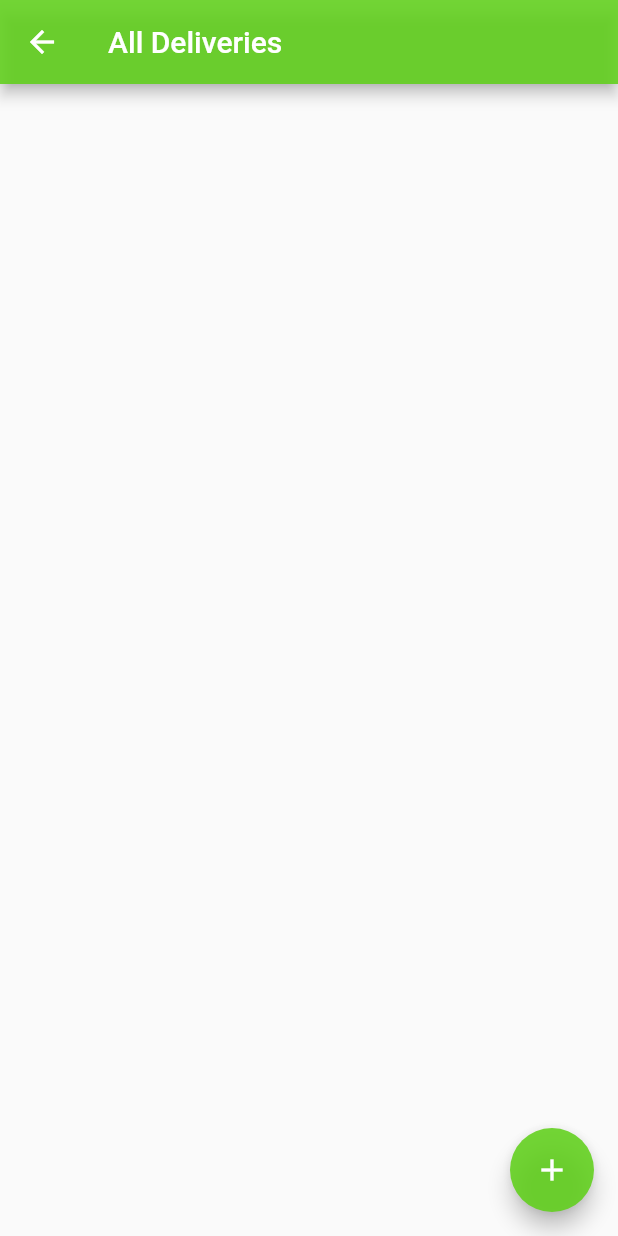
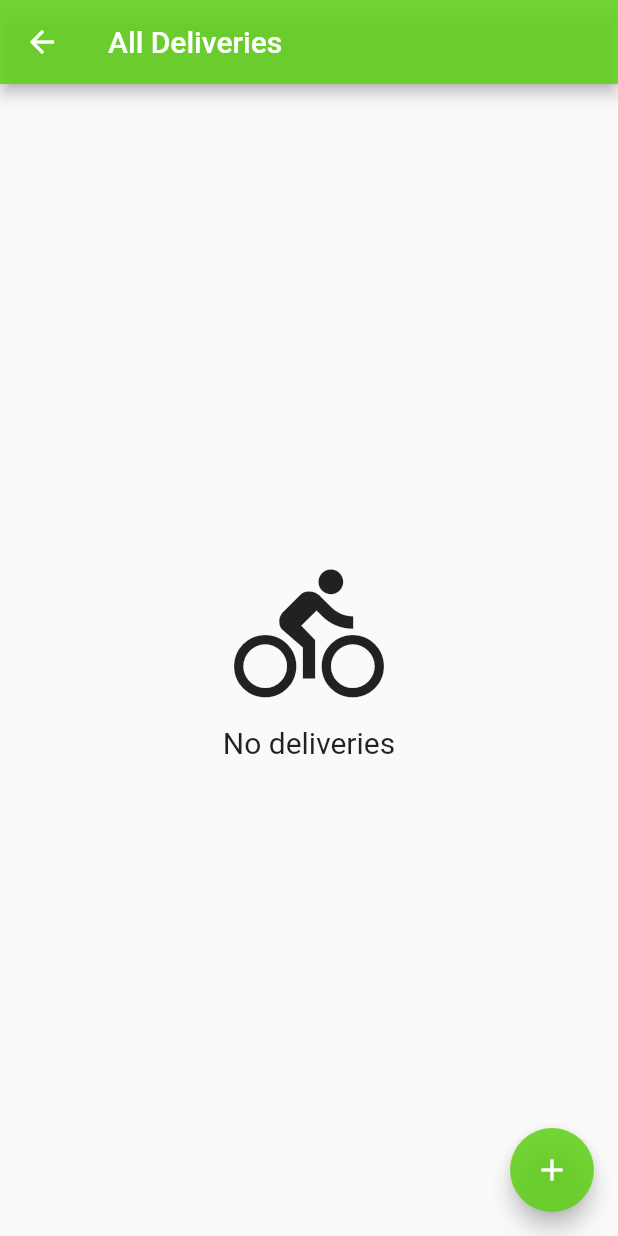
Before and after one commit to JovanSl/Cargo-Bike, a Flutter app: the MainScreen screen opened directly, on a phone screen of 412 x 824 dp. Run offline on Flutter 3.47's test engine with Material 2 defaults, Android fonts, the phone set to English and light mode, and no system bars; our stand-ins replace bloc, cloud_firestore, equatable, firebase_auth, firebase_core, firebase_storage and 3 more; accounts and stored records are empty; generated files the repository leaves out were written again; project files that could hold a hidden picture were left out.

Commit message:
clear list of deliveries when new user logins, list now filtered per user

```diff
--- a/lib/src/features/main/bloc/main_list_bloc.dart
+++ b/lib/src/features/main/bloc/main_list_bloc.dart
@@ -2,6 +2,7 @@ import 'dart:async';
 
 import 'package:bloc/bloc.dart';
 import 'package:cargo_bike/src/models/delivery.dart';
+import 'package:cargo_bike/src/repositories/auth_repository.dart';
 import 'package:cargo_bike/src/repositories/delivery_repository.dart';
 import 'package:equatable/equatable.dart';
 
@@ -10,17 +11,31 @@ part 'main_list_state.dart';
 
 class MainListBloc extends Bloc<MainListEvent, MainListState> {
   final DeliveryRepository repository;
-  MainListBloc({required this.repository}) : super(MainListInitial()) {
-    on<GetAllOrders>(_getOrders);
+  final AuthRepository auth;
+  MainListBloc({required this.auth, required this.repository})
+      : super(MainListInitial()) {
+    on<GetAllDeliveries>(_getDeliveries);
   }
 
-  FutureOr<void> _getOrders(event, Emitter<MainListState> emit) async {
-    emit(AllOrdersLoadingState());
+  FutureOr<void> _getDeliveries(event, Emitter<MainListState> emit) async {
+    emit(AllDeliveriesLoadingState());
+    List<Delivery> myDeliveries = [];
+    var userId = await auth.getUserId();
     try {
-      List<Delivery> _orders = await repository.getDeliveries();
-      emit(AllOrdersState(order: _orders));
+      List<Delivery> deliveries = await repository.getDeliveries();
+
+      for (var element in deliveries) {
+        if (element.userId == userId) {
+          myDeliveries.add(element);
+        }
+      }
+      if (myDeliveries.isEmpty) {
+        emit(NoDeliveriesState());
+      } else {
+        emit(AllDeliveriesState(delivery: myDeliveries));
+      }
     } catch (e) {
-      emit(const AllOrdersErrorState(error: 'An Error occured'));
+      emit(const AllDeliveriesErrorState(error: 'An Error occured'));
     }
   }
 }
--- a/lib/src/features/main/bloc/main_list_event.dart
+++ b/lib/src/features/main/bloc/main_list_event.dart
@@ -7,4 +7,4 @@ abstract class MainListEvent extends Equatable {
   List<Object> get props => [];
 }
 
-class GetAllOrders extends MainListEvent {}
+class GetAllDeliveries extends MainListEvent {}
--- a/lib/src/features/main/bloc/main_list_state.dart
+++ b/lib/src/features/main/bloc/main_list_state.dart
@@ -9,16 +9,18 @@ abstract class MainListState extends Equatable {
 
 class MainListInitial extends MainListState {}
 
-class AllOrdersState extends MainListState {
-  final List<Delivery> order;
+class AllDeliveriesState extends MainListState {
+  final List<Delivery> delivery;
 
-  const AllOrdersState({required this.order});
+  const AllDeliveriesState({required this.delivery});
 }
 
-class AllOrdersErrorState extends MainListState {
+class AllDeliveriesErrorState extends MainListState {
   final String error;
 
-  const AllOrdersErrorState({required this.error});
+  const AllDeliveriesErrorState({required this.error});
 }
 
-class AllOrdersLoadingState extends MainListState {}
+class AllDeliveriesLoadingState extends MainListState {}
+
+class NoDeliveriesState extends MainListState {}
--- /dev/null
+++ b/lib/src/features/main/components/empty_delivery_list.dart
@@ -0,0 +1,27 @@
+import 'package:flutter/material.dart';
+import 'package:flutter_gen/gen_l10n/app_localizations.dart';
+
+class EmptyDeliveryList extends StatelessWidget {
+  const EmptyDeliveryList({Key? key}) : super(key: key);
+
+  @override
+  Widget build(BuildContext context) {
+    return Center(
+        child: Column(
+      mainAxisAlignment: MainAxisAlignment.center,
+      children: <Widget>[
+        const Icon(
+          Icons.directions_bike,
+          size: 100,
+        ),
+        const SizedBox(
+          height: 10,
+        ),
+        Text(
+          AppLocalizations.of(context)!.noDeliveries,
+          style: const TextStyle(fontSize: 20),
+        )
+      ],
+    ));
+  }
+}
--- a/lib/src/features/main/main_screen.dart
+++ b/lib/src/features/main/main_screen.dart
@@ -1,13 +1,15 @@
 import 'package:cargo_bike/src/constants/colors.dart';
 import 'package:cargo_bike/src/features/main/bloc/main_list_bloc.dart';
 import 'package:cargo_bike/src/features/new_delivery/new_order_screen.dart';
+import 'package:cargo_bike/src/features/settings/bloc/settings_bloc.dart';
 import 'package:flutter/material.dart';
 import 'package:flutter_bloc/flutter_bloc.dart';
 import 'package:flutter_gen/gen_l10n/app_localizations.dart';
 
 import '../../components/progress_indicator.dart';
 import '../new_delivery/bloc/new_delivery_bloc.dart';
-import 'components/order_list_tile.dart';
+import 'components/delivery_list_tile.dart';
+import 'components/empty_delivery_list.dart';
 
 class MainScreen extends StatelessWidget {
   const MainScreen({Key? key}) : super(key: key);
@@ -25,21 +27,27 @@ class MainScreen extends StatelessWidget {
             ScaffoldMessenger.of(context).showSnackBar(SnackBar(
                 content: Text(AppLocalizations.of(context)!
                     .successfullyCreatedDelivery)));
-            context.read<MainListBloc>().add(GetAllOrders());
+            context.read<MainListBloc>().add(GetAllDeliveries());
+          }
+          if (state is UserLoadedState) {
+            context.read<MainListBloc>().add(GetAllDeliveries());
           }
         },
         child: BlocBuilder<MainListBloc, MainListState>(
           builder: ((context, state) {
-            if (state is AllOrdersLoadingState) {
+            if (state is AllDeliveriesLoadingState) {
               return const CargoBikeProgressIndicator();
             }
-            if (state is AllOrdersState) {
+            if (state is NoDeliveriesState) {
+              return const EmptyDeliveryList();
+            }
+            if (state is AllDeliveriesState) {
               return Padding(
                 padding: const EdgeInsets.only(top: 20),
                 child: ListView.builder(
-                  itemCount: state.order.length,
+                  itemCount: state.delivery.length,
                   itemBuilder: (BuildContext context, int index) =>
-                      DeliveryListTile(delivery: state.order[index]),
+                      DeliveryListTile(delivery: state.delivery[index]),
                 ),
               );
             } else {
--- a/lib/src/localization/app_en.arb
+++ b/lib/src/localization/app_en.arb
@@ -32,5 +32,6 @@
   "camera":"Camera",
   "lastName":"Last Name",
   "submit":"Submit",
-  "userInfoSaveSuccess":"Successfuly saved user info!"
+  "userInfoSaveSuccess":"Successfuly saved user info!",
+  "noDeliveries":"No deliveries"
 }
--- a/lib/src/localization/app_sr.arb
+++ b/lib/src/localization/app_sr.arb
@@ -31,5 +31,6 @@
   "camera":"Kamera",
   "lastName":"Prezime",
   "submit":"Sačuvaj",
-  "userInfoSaveSuccess":"Promene uspešno sačuvane!"
+  "userInfoSaveSuccess":"Promene uspešno sačuvane!",
+  "noDeliveries":"Trenutno nemate ni jednu isporuku"
 }
--- a/lib/src/models/delivery.dart
+++ b/lib/src/models/delivery.dart
@@ -20,7 +20,7 @@ class Delivery {
         userId: json['userId'],
         sender: Sender.fromMap(json["sender"]),
         recipient: Recipient.fromMap(json["recipient"]),
-        courier: Courier.fromMap(json["courier"]),
+        courier: Courier?.fromMap(json["courier"]),
       );
 
   factory Delivery.fromSnapshot(DocumentSnapshot snapshot) {
@@ -28,7 +28,9 @@ class Delivery {
       userId: snapshot['userId'],
       sender: Sender.fromMap(snapshot["sender"]),
       recipient: Recipient.fromMap(snapshot["recipient"]),
-      courier: Courier.fromMap(snapshot["courier"]),
+      courier: snapshot["courier"] != null
+          ? Courier?.fromMap(snapshot["courier"])
+          : Courier(firstName: '', lastName: '', phone: '', email: ''),
     );
   }
   factory Delivery.fromJson(Map<String, dynamic> json) {
@@ -36,7 +38,7 @@ class Delivery {
       userId: json['userId'],
       sender: json['sender'],
       recipient: json['recipient'],
-      courier: json['courier'],
+      courier: json['courier']!,
     );
   }
   Map<String, dynamic> toJson() {
--- a/lib/src/repositories/auth_repository.dart
+++ b/lib/src/repositories/auth_repository.dart
@@ -28,6 +28,10 @@ class AuthRepository {
 
   Future<void> signOut() async {
     await auth.signOut();
+  }
+
+  Future<String> getUserId() async {
+    return FirebaseAuth.instance.currentUser!.uid;
   }
 
   Future<bool> isSignedIn() async {
--- a/lib/src/repositories/delivery_repository.dart
+++ b/lib/src/repositories/delivery_repository.dart
@@ -6,7 +6,7 @@ import '../models/recipient.dart';
 import '../models/sender.dart';
 
 class DeliveryRepository {
-  final _deliveries = FirebaseFirestore.instance.collection('orders');
+  final _deliveries = FirebaseFirestore.instance.collection('deliveries');
   final _user = FirebaseAuth.instance.currentUser!.uid;
 
   Future<void> addDelivery(Sender sender, Recipient recipient) {
@@ -17,6 +17,10 @@ class DeliveryRepository {
 
   Future<List<Delivery>> getDeliveries() async {
     var result = await _deliveries.get();
-    return result.docs.map((e) => Delivery.fromSnapshot(e)).toList();
+    try {
+      return result.docs.map((e) => Delivery.fromSnapshot(e)).toList();
+    } catch (e) {
+      rethrow;
+    }
   }
 }
```
Also changed, not shown: lib/src/app.dart (+5 -3 lines), lib/src/features/settings/settings_screen.dart (+18 -3 lines), lib/src/models/courier.dart (+4 -4 lines), lib/src/features/main/components/delivery_list_tile.dart (renamed from lib/src/features/main/components/order_list_tile.dart).
